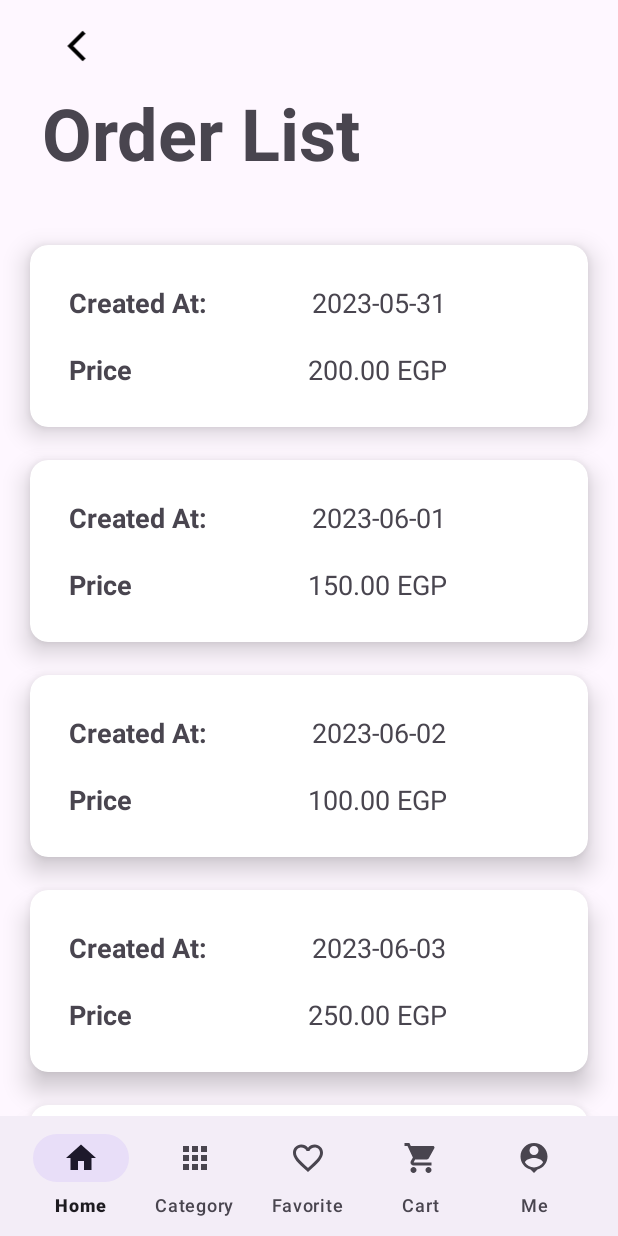
After one commit to YomnaMagdy21/Shopify, an Android app: the fragment OrderListFragment placed in its activity, on a phone screen of 412 x 824 dp. The commit adds this screen. Run offline under Robolectric (Android 15) with nearby library versions, the phone set to English and light mode, and no system bars.

Commit message:
complete order list ui

```diff
--- a/app/src/main/java/com/example/shopify/BottomNavigationBar/BottomNavActivity.kt
+++ b/app/src/main/java/com/example/shopify/BottomNavigationBar/BottomNavActivity.kt
@@ -10,6 +10,7 @@ import com.example.shopify.BottomNavigationBar.Category.CategoryFragment
 import com.example.shopify.BottomNavigationBar.Favorite.FavoriteFragment
 import com.example.shopify.BottomNavigationBar.Home.HomeFragment
 import com.example.shopify.BottomNavigationBar.Me.MeFragment
+import com.example.shopify.BottomNavigationBar.OrderList.OrderListFragment
 import com.example.shopify.R
 import com.example.shopify.databinding.ActivityBottomNavBinding
 
@@ -34,7 +35,7 @@ class BottomNavActivity : AppCompatActivity() {
                 R.id.home_id -> replaceFragments(HomeFragment())
                 R.id.category_id -> replaceFragments(CategoryFragment())
                 R.id.cart_id -> replaceFragments(shoppingCardFragment())
-                R.id.fav_id -> replaceFragments(FavoriteFragment())
+                R.id.fav_id -> replaceFragments(OrderListFragment())
                 R.id.me_id -> replaceFragments(MeFragment())
             }
             true
--- /dev/null
+++ b/app/src/main/java/com/example/shopify/BottomNavigationBar/OrderList/OrderListAdapter.kt
@@ -0,0 +1,38 @@
+package com.example.shopify.BottomNavigationBar.OrderList
+import android.content.Context
+import android.view.LayoutInflater
+import android.view.View
+import android.view.ViewGroup
+import android.widget.TextView
+import androidx.cardview.widget.CardView
+import androidx.recyclerview.widget.RecyclerView
+import com.example.shopify.R
+
+class OrderListAdapter(
+    private val context: Context,
+    private val dates: List<String>,
+    private val prices: List<String>,
+    private val currency: String
+) : RecyclerView.Adapter<OrderListAdapter.ViewHolder>() {
+
+    override fun onCreateViewHolder(parent: ViewGroup, viewType: Int): ViewHolder {
+        val inflater: LayoutInflater = LayoutInflater.from(context)
+        val view = inflater.inflate(R.layout.order_list_card, parent, false)
+        return ViewHolder(view)
+    }
+
+    override fun getItemCount(): Int {
+        return dates.size
+    }
+
+    override fun onBindViewHolder(holder: ViewHolder, position: Int) {
+        holder.dateOrderCreatedAt.text = dates[position]
+        holder.priceOrder.text = "${prices[position]} $currency" // Use the currency variable
+    }
+
+    inner class ViewHolder(itemView: View) : RecyclerView.ViewHolder(itemView) {
+        val dateOrderCreatedAt: TextView = itemView.findViewById(R.id.tv_created_at_date)
+        val priceOrder: TextView = itemView.findViewById(R.id.tv_price_value)
+        val card: CardView = itemView.findViewById(R.id.card_order_list)
+    }
+}
--- /dev/null
+++ b/app/src/main/java/com/example/shopify/BottomNavigationBar/OrderList/OrderListFragment.kt
@@ -0,0 +1,33 @@
+package com.example.shopify.BottomNavigationBar.OrderList
+
+import com.example.shopify.R
+import android.os.Bundle
+import androidx.fragment.app.Fragment
+import android.view.LayoutInflater
+import android.view.View
+import android.view.ViewGroup
+import androidx.recyclerview.widget.LinearLayoutManager
+import androidx.recyclerview.widget.RecyclerView
+class OrderListFragment : Fragment() {
+
+    private lateinit var orderListAdapter: OrderListAdapter
+    private lateinit var recyclerView: RecyclerView
+
+    private val dates = listOf("2023-05-31", "2023-06-01", "2023-06-02", "2023-06-03", "2023-06-04", "2023-05-31", "2023-06-01", "2023-06-02", "2023-06-03", "2023-06-04")
+    private val prices = listOf("200.00", "150.00", "100.00", "250.00", "300.00", "200.00", "150.00", "100.00", "250.00", "300.00")
+    private val currency = "EGP"
+
+    override fun onCreateView(
+        inflater: LayoutInflater, container: ViewGroup?,
+        savedInstanceState: Bundle?
+    ): View? {
+        val view = inflater.inflate(R.layout.fragment_order_list, container, false)
+        recyclerView = view.findViewById(R.id.rv_order_list)
+        recyclerView.layoutManager = LinearLayoutManager(requireContext())
+
+        orderListAdapter = OrderListAdapter(requireContext(), dates, prices, currency)
+        recyclerView.adapter = orderListAdapter
+
+        return view
+    }
+}
--- /dev/null
+++ b/app/src/main/res/layout/fragment_order_list.xml
@@ -0,0 +1,50 @@
+<?xml version="1.0" encoding="utf-8"?>
+<androidx.constraintlayout.widget.ConstraintLayout xmlns:android="http://schemas.android.com/apk/res/android"
+    xmlns:tools="http://schemas.android.com/tools"
+    android:layout_width="match_parent"
+    android:layout_height="match_parent"
+    xmlns:app="http://schemas.android.com/apk/res-auto"
+    tools:context=".BottomNavigationBar.OrderList.OrderListFragment">
+
+    <TextView
+        android:id="@+id/tv_order_list"
+        android:layout_width="322dp"
+        android:layout_height="69dp"
+        android:layout_marginTop="56dp"
+        android:layout_marginEnd="137dp"
+        android:text="@string/order_list_title"
+        android:textSize="48sp"
+        android:textStyle="bold"
+       app:layout_constraintEnd_toEndOf="parent"
+        app:layout_constraintHorizontal_bias="0.0"
+        app:layout_constraintStart_toStartOf="@+id/guideline3"
+        app:layout_constraintTop_toTopOf="parent" />
+
+    <androidx.constraintlayout.widget.Guideline
+        android:id="@+id/guideline3"
+        android:layout_width="wrap_content"
+        android:layout_height="wrap_content"
+        android:orientation="vertical"
+        app:layout_constraintGuide_begin="28dp" />
+
+    <androidx.recyclerview.widget.RecyclerView
+        android:id="@+id/rv_order_list"
+        android:layout_width="match_parent"
+        android:layout_height="wrap_content"
+        android:layout_marginTop="16dp"
+        app:layout_constraintEnd_toEndOf="parent"
+        app:layout_constraintHorizontal_bias="1.0"
+        app:layout_constraintStart_toStartOf="@+id/guideline3"
+        app:layout_constraintTop_toBottomOf="@+id/tv_order_list"
+        app:layout_constraintVertical_bias="0.088" />
+
+    <ImageView
+        android:id="@+id/iv_backRow"
+        android:layout_width="46dp"
+        android:layout_height="29dp"
+        android:layout_marginTop="16dp"
+        android:src="@drawable/chevron_back_sharp_svgrepo_com"
+        app:layout_constraintStart_toStartOf="@+id/guideline3"
+        app:layout_constraintTop_toTopOf="parent" />
+
+</androidx.constraintlayout.widget.ConstraintLayout>
--- /dev/null
+++ b/app/src/main/res/layout/order_list_card.xml
@@ -0,0 +1,94 @@
+<?xml version="1.0" encoding="utf-8"?>
+<androidx.cardview.widget.CardView xmlns:android="http://schemas.android.com/apk/res/android"
+    android:layout_width="match_parent"
+    android:layout_height="wrap_content"
+    android:id="@+id/card_order_list"
+    android:layout_marginTop="22dp"
+    android:layout_marginHorizontal="20dp"
+    app:cardCornerRadius="12dp"
+    app:cardElevation="10dp"
+    xmlns:app="http://schemas.android.com/apk/res-auto">
+
+
+
+
+
+    <LinearLayout
+        android:id="@+id/ll_order_list"
+        android:layout_width="match_parent"
+        android:layout_height="match_parent"
+        android:orientation="vertical"
+        android:weightSum="2"
+        android:padding="16dp">
+
+        <!-- Created At -->
+
+        <LinearLayout
+            android:layout_width="match_parent"
+            android:layout_height="match_parent"
+            android:id="@+id/ll_order_created_at_row"
+            android:orientation="horizontal"
+            android:weightSum="2"
+
+            >
+            <TextView
+                android:id="@+id/tv_created_at_title"
+                android:layout_width="wrap_content"
+                android:layout_height="wrap_content"
+                android:text="@string/created_at"
+                android:textSize="18sp"
+                android:textStyle="bold"
+                android:weightSum="1"
+                android:paddingHorizontal="10dp"
+                android:paddingVertical="10dp"/>
+
+            <TextView
+                android:id="@+id/tv_created_at_date"
+                android:layout_width="wrap_content"
+                android:layout_height="wrap_content"
+                android:text="2023-05-31"
+                android:textSize="18sp"
+                android:weightSum="1"
+                android:layout_marginStart="50dp"
+                android:paddingHorizontal="10dp"
+                android:paddingVertical="10dp"/>
+
+        </LinearLayout>
+
+        <!-- Price -->
+        <LinearLayout
+            android:layout_width="match_parent"
+            android:layout_height="match_parent"
+            android:id="@+id/ll_order_price_row"
+            android:orientation="horizontal"
+            android:weightSum="3"
+
+            >
+            <TextView
+                android:id="@+id/tv_price_title"
+                android:layout_width="wrap_content"
+                android:layout_height="wrap_content"
+                android:text="Price"
+                android:textSize="18sp"
+                android:textStyle="bold"
+                android:weightSum="1"
+                android:paddingHorizontal="10dp"
+                android:paddingVertical="10dp"/>
+
+            <TextView
+                android:id="@+id/tv_price_value"
+                android:layout_width="wrap_content"
+                android:layout_height="wrap_content"
+                android:text="200.00 EGP"
+                android:textSize="18sp"
+                android:weightSum="1"
+                android:layout_marginStart="97dp"
+                android:paddingHorizontal="10dp"
+                android:paddingVertical="10dp"/>
+
+        </LinearLayout>
+
+
+    </LinearLayout>
+
+</androidx.cardview.widget.CardView>
--- a/app/src/main/res/values/strings.xml
+++ b/app/src/main/res/values/strings.xml
@@ -29,6 +29,7 @@
     <string name="men">Men</string>
     <string name="women">Women</string>
     <string name="egp">EGP</string>
-
+    <string name="order_list_title">Order List</string>
+    <string name="created_at">Created At:</string>
 
 </resources>
```
